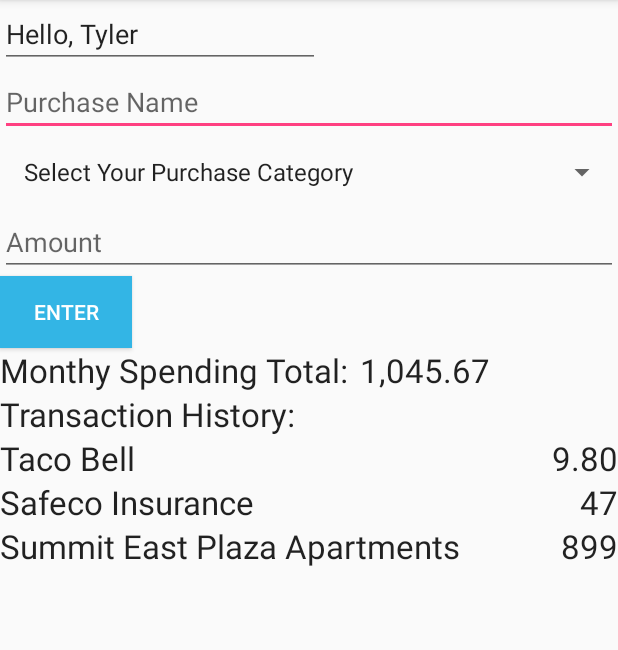
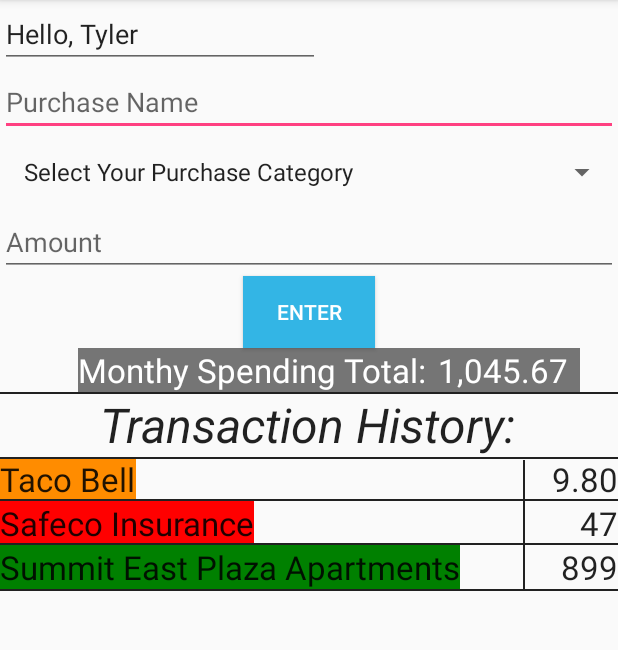
Before and after one commit to Schmidty88/CS449-Android, an Android app: the screen it shows after launch (MainActivity), on a phone screen of 412 x 824 dp, the part 84-734 px from its top. Run offline under Robolectric (Android 15) with nearby library versions, the phone set to English and light mode, and no system bars.

Commit message:
Sprint 4

```diff
--- /dev/null
+++ b/CS449_Project/app/src/main/res/drawable/rounded_text.xml
@@ -0,0 +1,11 @@
+<?xml version="1.0" encoding="utf-8"?>
+<!--  res/drawable/rounded_edittext.xml -->
+<shape xmlns:android="http://schemas.android.com/apk/res/android"
+    android:shape="rectangle" android:padding="10dp">
+    <solid android:color="#FFFFFF"/>
+    <corners
+        android:bottomRightRadius="15dp"
+        android:bottomLeftRadius="15dp"
+        android:topLeftRadius="15dp"
+        android:topRightRadius="15dp"/>
+</shape>
--- a/CS449_Project/app/src/main/res/layout/activity_main.xml
+++ b/CS449_Project/app/src/main/res/layout/activity_main.xml
@@ -5,7 +5,8 @@
     xmlns:tools="http://schemas.android.com/tools"
     android:layout_width="match_parent"
     android:layout_height="match_parent"
-    tools:context=".MainActivity">
+    tools:context=".MainActivity"
+    >
 
     <Spinner
         android:id="@+id/spinner1"
@@ -38,8 +39,8 @@
         android:id="@+id/button"
         android:layout_width="wrap_content"
         android:layout_height="wrap_content"
-        android:layout_alignParentStart="true"
         android:layout_below="@+id/editText2"
+        android:layout_centerHorizontal="true"
         android:background="@android:color/holo_blue_light"
         android:text="Enter"
         android:textColor="@android:color/white" />
@@ -48,20 +49,24 @@
         android:id="@+id/textView2"
         android:layout_width="wrap_content"
         android:layout_height="wrap_content"
-        android:layout_alignParentStart="true"
         android:layout_below="@+id/button"
+        android:layout_toStartOf="@+id/Total_Money"
+        android:background="#757575"
         android:text="Monthy Spending Total:"
-        android:textAppearance="@android:style/TextAppearance.Large" />
+        android:textAppearance="@android:style/TextAppearance.Large"
+        android:textColor="@android:color/white" />
 
     <TextView
         android:id="@+id/Total_Money"
         android:layout_width="102dp"
         android:layout_height="30dp"
-        android:layout_alignTop="@+id/textView2"
-        android:layout_toEndOf="@+id/textView2"
+        android:layout_below="@+id/button"
+        android:layout_toStartOf="@+id/S2"
+        android:background="#757575"
         android:text="1,045.67"
         android:textAlignment="center"
-        android:textAppearance="@android:style/TextAppearance.Large" />
+        android:textAppearance="@android:style/TextAppearance.Large"
+        android:textColor="@android:color/white" />
 
     <EditText
         android:id="@+id/Greetings"
@@ -77,10 +82,12 @@
         android:id="@+id/TH"
         android:layout_width="wrap_content"
         android:layout_height="wrap_content"
-        android:layout_alignParentStart="true"
         android:layout_below="@+id/textView2"
+        android:layout_centerHorizontal="true"
         android:text="Transaction History:"
-        android:textAppearance="@android:style/TextAppearance.Large" />
+        android:textAppearance="@android:style/TextAppearance.Large"
+        android:textSize="32dp"
+        android:textStyle="italic" />
 
     <TextView
         android:id="@+id/T1"
@@ -89,6 +96,7 @@
         android:layout_alignParentStart="true"
         android:layout_below="@+id/TH"
         android:text="Taco Bell"
+        android:background="#FF8C00"
         android:textAppearance="@android:style/TextAppearance.Large" />
 
     <TextView
@@ -98,6 +106,7 @@
         android:layout_alignParentStart="true"
         android:layout_below="@+id/T1"
         android:text="Safeco Insurance"
+        android:background="#FF0000"
         android:textAppearance="@android:style/TextAppearance.Large" />
 
     <TextView
@@ -107,6 +116,7 @@
         android:layout_alignParentStart="true"
         android:layout_below="@+id/T2"
         android:text="Summit East Plaza Apartments"
+        android:background="#008000"
         android:textAppearance="@android:style/TextAppearance.Large" />
 
     <TextView
@@ -114,7 +124,7 @@
         android:layout_width="wrap_content"
         android:layout_height="wrap_content"
         android:layout_alignParentEnd="true"
-        android:layout_below="@+id/TH"
+        android:layout_alignTop="@+id/T1"
         android:text="9.80"
         android:textAppearance="@android:style/TextAppearance.Large" />
 
@@ -136,4 +146,53 @@
         android:text="47"
         android:textAppearance="@android:style/TextAppearance.Large" />
 
+    <View
+        android:id="@+id/divider"
+        android:layout_width="match_parent"
+        android:layout_height="1dp"
+        android:layout_alignParentStart="true"
+        android:layout_below="@+id/textView2"
+        android:background="#212121" />
+
+    <View
+        android:id="@+id/divider2"
+        android:layout_width="match_parent"
+        android:layout_height="1dp"
+        android:layout_alignParentStart="true"
+        android:layout_alignTop="@+id/T1"
+        android:background="#212121" />
+
+    <View
+        android:id="@+id/divider3"
+        android:layout_width="match_parent"
+        android:layout_height="1dp"
+        android:layout_alignBottom="@+id/T1"
+        android:layout_alignParentStart="true"
+        android:background="#212121" />
+
+    <View
+        android:id="@+id/divider4"
+        android:layout_width="match_parent"
+        android:layout_height="1dp"
+        android:layout_alignBottom="@+id/T2"
+        android:layout_alignParentStart="true"
+        android:background="#212121" />
+
+    <View
+        android:id="@+id/divider5"
+        android:layout_width="match_parent"
+        android:layout_height="1dp"
+        android:layout_alignParentStart="true"
+        android:layout_below="@+id/T3"
+        android:background="#212121" />
+
+    <View
+        android:id="@+id/divider6"
+        android:layout_width="1dp"
+        android:layout_height="86dp"
+        android:layout_alignBottom="@+id/T3"
+        android:layout_alignParentEnd="true"
+        android:layout_marginEnd="62dp"
+        android:background="#212121" />
+
 </RelativeLayout>
--- a/CS449_Project/app/src/main/res/layout/activity_update.xml
+++ b/CS449_Project/app/src/main/res/layout/activity_update.xml
@@ -2,7 +2,9 @@
 <RelativeLayout    xmlns:android="http://schemas.android.com/apk/res/android"
     xmlns:tools="http://schemas.android.com/tools"
     android:layout_width="match_parent"
-    android:layout_height="match_parent">
+    android:layout_height="match_parent"
+
+    >
 
     <EditText
         android:id="@+id/User"
```
